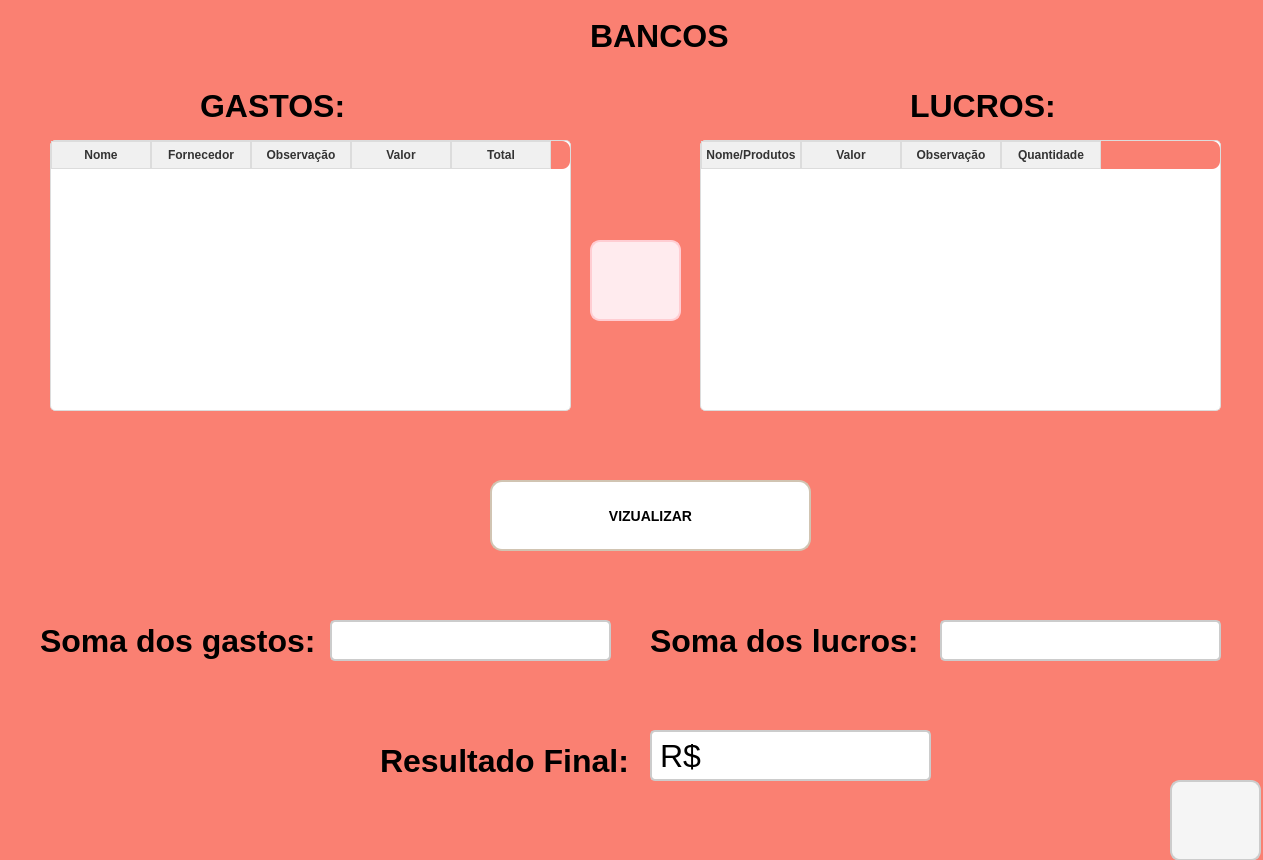
Before: the Qt Designer form frm_Bancos.ui in ArielAraujo18/ErpSistema, drawn with Qt 5.
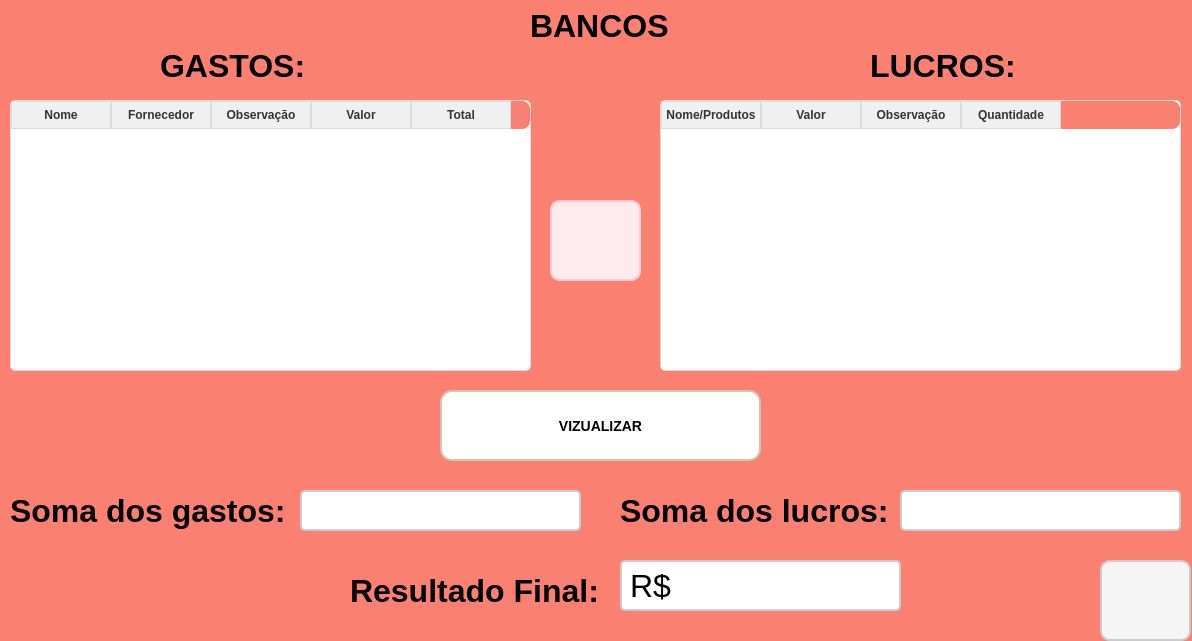
After: the same form once the commit is applied. Icons and pictures are not drawn.

```diff
--- a/frm_Bancos.ui
+++ b/frm_Bancos.ui
@@ -6,8 +6,8 @@
    <rect>
     <x>0</x>
     <y>0</y>
-    <width>1263</width>
-    <height>860</height>
+    <width>1192</width>
+    <height>641</height>
    </rect>
   </property>
   <property name="windowTitle">
@@ -22,8 +22,8 @@
   <widget class="QLabel" name="label_Bancos">
    <property name="geometry">
     <rect>
-     <x>590</x>
-     <y>20</y>
+     <x>530</x>
+     <y>10</y>
      <width>141</width>
      <height>31</height>
     </rect>
@@ -44,8 +44,8 @@
   <widget class="QLabel" name="label_Gastos">
    <property name="geometry">
     <rect>
-     <x>200</x>
-     <y>90</y>
+     <x>160</x>
+     <y>50</y>
      <width>151</width>
      <height>31</height>
     </rect>
@@ -66,8 +66,8 @@
   <widget class="QLabel" name="labe_Lucros">
    <property name="geometry">
     <rect>
-     <x>910</x>
-     <y>90</y>
+     <x>870</x>
+     <y>50</y>
      <width>151</width>
      <height>31</height>
     </rect>
@@ -88,8 +88,8 @@
   <widget class="QTableWidget" name="tableLucros">
    <property name="geometry">
     <rect>
-     <x>700</x>
-     <y>140</y>
+     <x>660</x>
+     <y>100</y>
      <width>521</width>
      <height>271</height>
     </rect>
@@ -199,8 +199,8 @@
   <widget class="QPushButton" name="btn_Visualizar">
    <property name="geometry">
     <rect>
-     <x>490</x>
-     <y>480</y>
+     <x>440</x>
+     <y>390</y>
      <width>321</width>
      <height>71</height>
     </rect>
@@ -242,8 +242,8 @@
    </property>
    <property name="geometry">
     <rect>
-     <x>330</x>
-     <y>620</y>
+     <x>300</x>
+     <y>490</y>
      <width>281</width>
      <height>41</height>
     </rect>
@@ -269,8 +269,8 @@
   <widget class="QLabel" name="label_SomaGastos">
    <property name="geometry">
     <rect>
-     <x>40</x>
-     <y>620</y>
+     <x>10</x>
+     <y>490</y>
      <width>281</width>
      <height>41</height>
     </rect>
@@ -294,8 +294,8 @@
    </property>
    <property name="geometry">
     <rect>
-     <x>940</x>
-     <y>620</y>
+     <x>900</x>
+     <y>490</y>
      <width>281</width>
      <height>41</height>
     </rect>
@@ -321,8 +321,8 @@
   <widget class="QLabel" name="label_SomaLucros">
    <property name="geometry">
     <rect>
-     <x>650</x>
-     <y>620</y>
+     <x>620</x>
+     <y>490</y>
      <width>271</width>
      <height>41</height>
     </rect>
@@ -343,8 +343,8 @@
   <widget class="QTableWidget" name="tableGastos">
    <property name="geometry">
     <rect>
-     <x>50</x>
-     <y>140</y>
+     <x>10</x>
+     <y>100</y>
      <width>521</width>
      <height>271</height>
     </rect>
@@ -462,8 +462,8 @@
    </property>
    <property name="geometry">
     <rect>
-     <x>650</x>
-     <y>730</y>
+     <x>620</x>
+     <y>560</y>
      <width>281</width>
      <height>51</height>
     </rect>
@@ -492,8 +492,8 @@
   <widget class="QLabel" name="label_SomaGastos_2">
    <property name="geometry">
     <rect>
-     <x>380</x>
-     <y>740</y>
+     <x>350</x>
+     <y>570</y>
      <width>261</width>
      <height>41</height>
     </rect>
@@ -514,8 +514,8 @@
   <widget class="QPushButton" name="btn_excluir">
    <property name="geometry">
     <rect>
-     <x>590</x>
-     <y>240</y>
+     <x>550</x>
+     <y>200</y>
      <width>91</width>
      <height>81</height>
     </rect>
@@ -556,8 +556,8 @@
   <widget class="QPushButton" name="btn_voltar">
    <property name="geometry">
     <rect>
-     <x>1170</x>
-     <y>780</y>
+     <x>1100</x>
+     <y>560</y>
      <width>91</width>
      <height>81</height>
     </rect>
```
